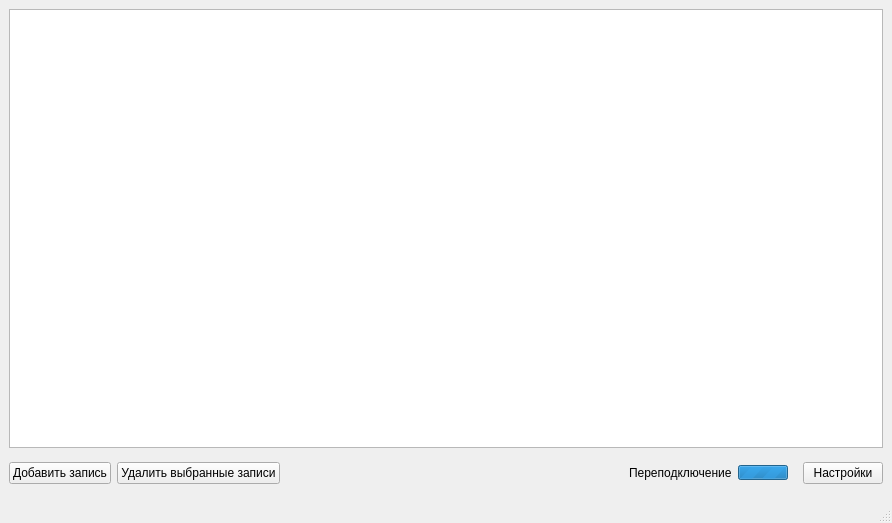
First picture: the form in phoneclient/mainwindow.ui, repository Dmitriy2410/PhoneApp, before the edit.
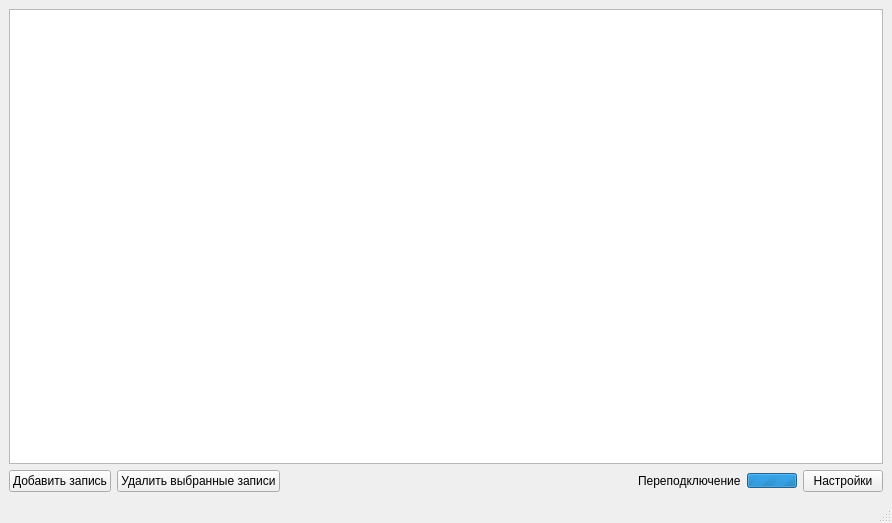
Second picture: the form after the edit.

Commit message: Исправлен прогрессбар

The edit to the form file:
```diff
--- a/phoneclient/mainwindow.ui
+++ b/phoneclient/mainwindow.ui
@@ -63,6 +63,18 @@
          </sizepolicy>
         </property>
         <layout class="QHBoxLayout" name="horizontalLayout">
+         <property name="leftMargin">
+          <number>0</number>
+         </property>
+         <property name="topMargin">
+          <number>0</number>
+         </property>
+         <property name="rightMargin">
+          <number>0</number>
+         </property>
+         <property name="bottomMargin">
+          <number>0</number>
+         </property>
          <item>
           <spacer name="horizontalSpacer_2">
            <property name="orientation">
@@ -103,6 +115,9 @@
            <property name="value">
             <number>-1</number>
            </property>
+           <property name="alignment">
+            <set>Qt::AlignCenter</set>
+           </property>
           </widget>
          </item>
         </layout>
```
Left out of the diff: 2 changed lines with no effect on the pictures.
